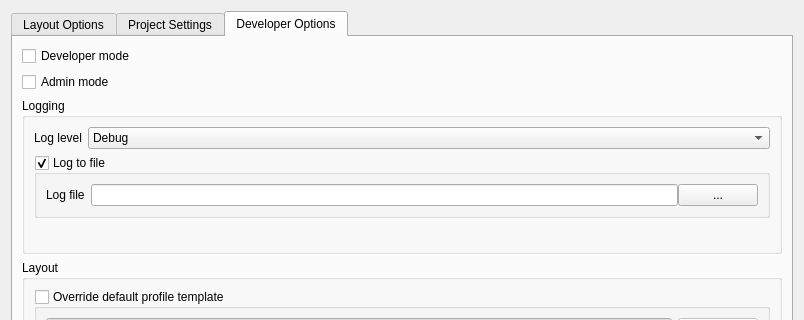
QGEP/qgepplugin, file qgepplugin/ui/qgepsettingsdialog.ui: the form before one commit; both pictures show x 0 to 804 and y 0 to 320 of the 804 by 466 pixel window.
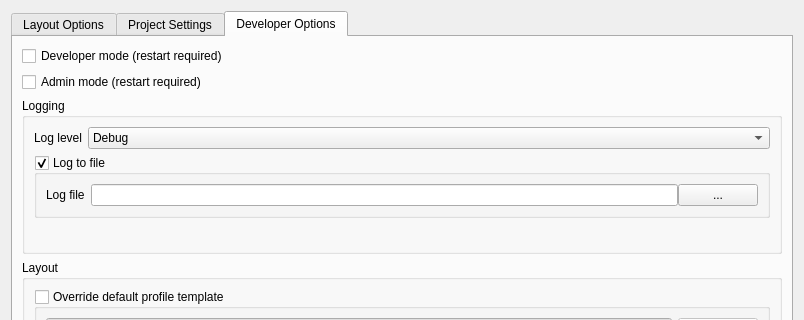
The form after the commit. The open tabs and pages were chosen to show the change. Custom widgets are drawn as their Qt base class.

Commit message: [datamodeltool] also list master when dev mode is enabled

```diff
--- a/qgepplugin/ui/qgepsettingsdialog.ui
+++ b/qgepplugin/ui/qgepsettingsdialog.ui
@@ -171,7 +171,7 @@
           <string>Enables developer tools on the profile widget. Reload and Inspect options are shown. The dock needs to be reopened.</string>
          </property>
          <property name="text">
-          <string>Developer mode</string>
+          <string>Developer mode (restart required)</string>
          </property>
         </widget>
        </item>
@@ -181,7 +181,7 @@
           <string>Enables the datamodel tool. The plugin needs to be reloaded.</string>
          </property>
          <property name="text">
-          <string>Admin mode</string>
+          <string>Admin mode (restart required)</string>
          </property>
         </widget>
        </item>
```
The commit also changes 1 other file.
